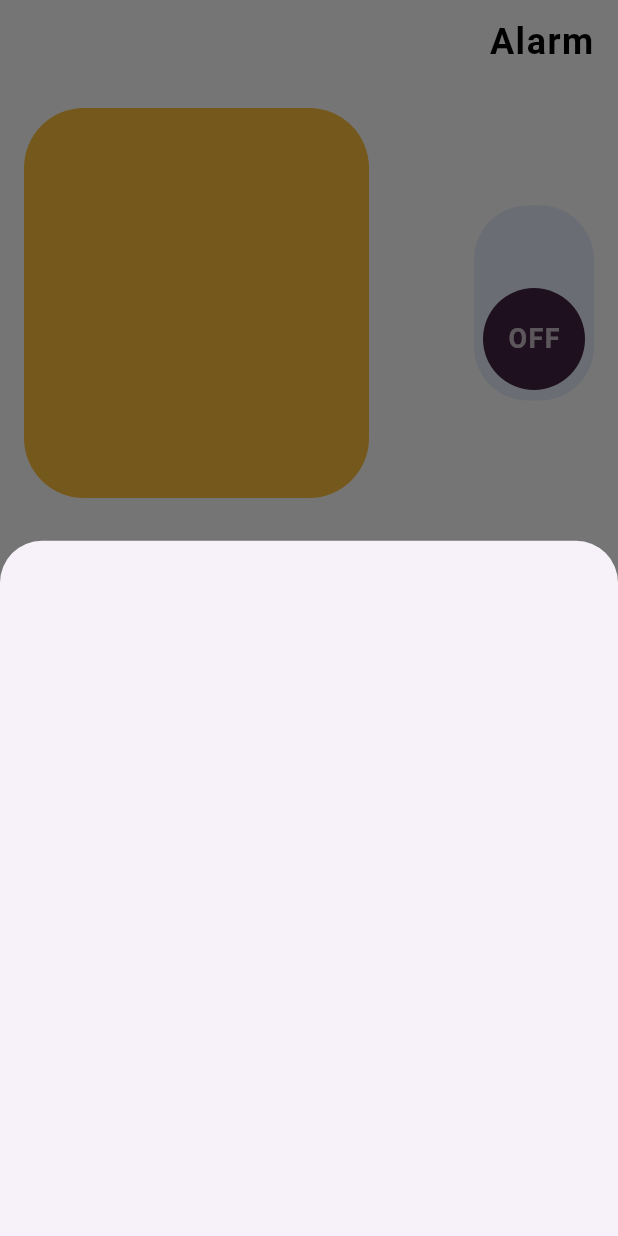
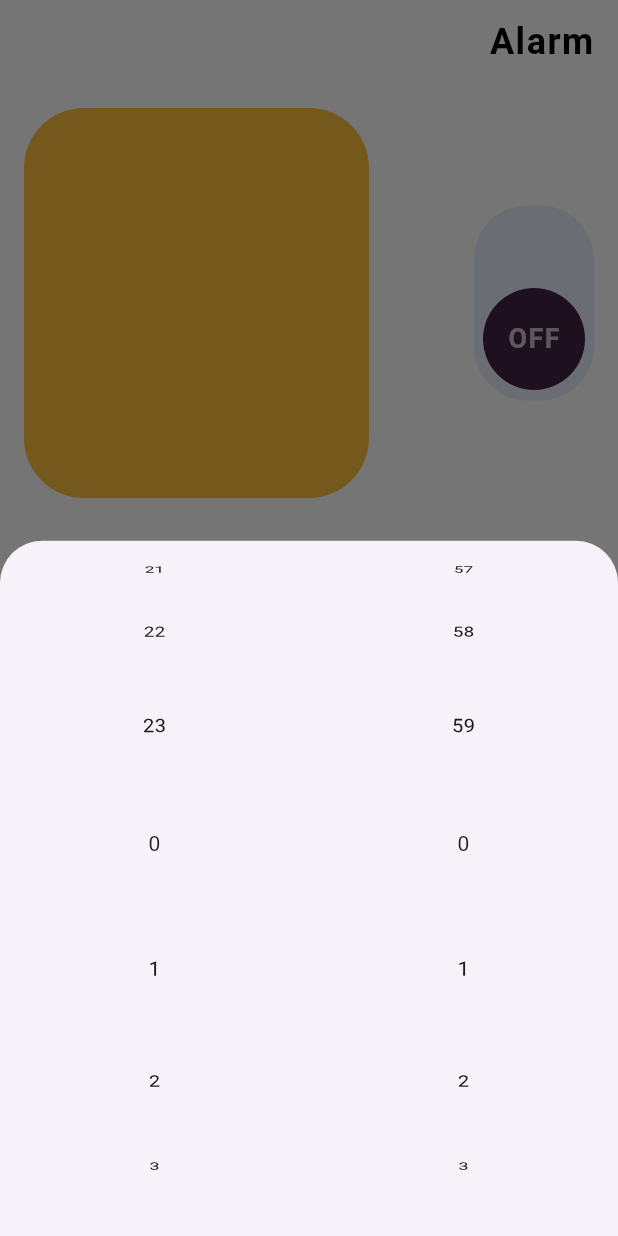
Before and after one commit to AndreyLucasPail/alarm_clock_app, a Flutter app: the screen it shows after launch, after a tap on the "add" icon, on a phone screen of 412 x 824 dp. Run offline on Flutter 3.47's test engine with Material 3 defaults, Android fonts, the phone set to English and light mode, and no system bars; our stand-ins replace sqflite; accounts and stored records are empty.

Commit message:
feature: create timeScroll

```diff
--- a/lib/ui/home/home_page.dart
+++ b/lib/ui/home/home_page.dart
@@ -90,39 +90,26 @@ class _HomePageState extends State<HomePage> {
     );
   }
 
-  // Widget switchButton() {
-  //   return Flexible(
-  //     child: SizedBox(
-  //       height: 170,
-  //       width: 170,
-  //       child: Transform.rotate(
-  //         angle: -3.12 / 2,
-  //         child: FittedBox(
-  //           fit: BoxFit.fill,
-  //           child: Switch.adaptive(
-  //             value: activateB,
-  //             onChanged: (value) {
-  //               setState(() {
-  //                 activateB = value;
-  //               });
-  //             },
-  //             activeColor: CustomColors.supernova,
-  //             activeTrackColor: CustomColors.white,
-  //             inactiveThumbColor: CustomColors.rotPurple,
-  //             inactiveTrackColor: CustomColors.white,
-  //           ),
-  //         ),
-  //       ),
-  //     ),
-  //   );
-  // }
-
   Future selectAlarmTimeDialog() {
     return showModalBottomSheet(
       context: context,
       builder: (context) {
-        return Container(height: MediaQuery.of(context).size.height * 0.6);
+        return Row(
+          children: [
+            Flexible(child: selectTimeScroll(24)),
+            Flexible(child: selectTimeScroll(60)),
+          ],
+        );
       },
     );
   }
+
+  Widget selectTimeScroll(int generate) {
+    return ListWheelScrollView.useDelegate(
+      itemExtent: 80,
+      childDelegate: ListWheelChildLoopingListDelegate(
+        children: List.generate(generate, (index) => Text("$index")),
+      ),
+    );
+  }
 }
```
